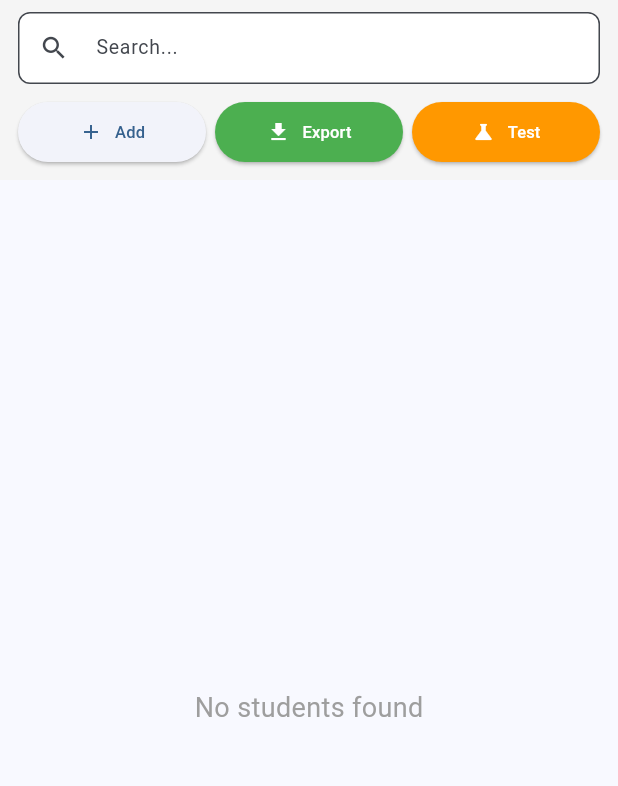
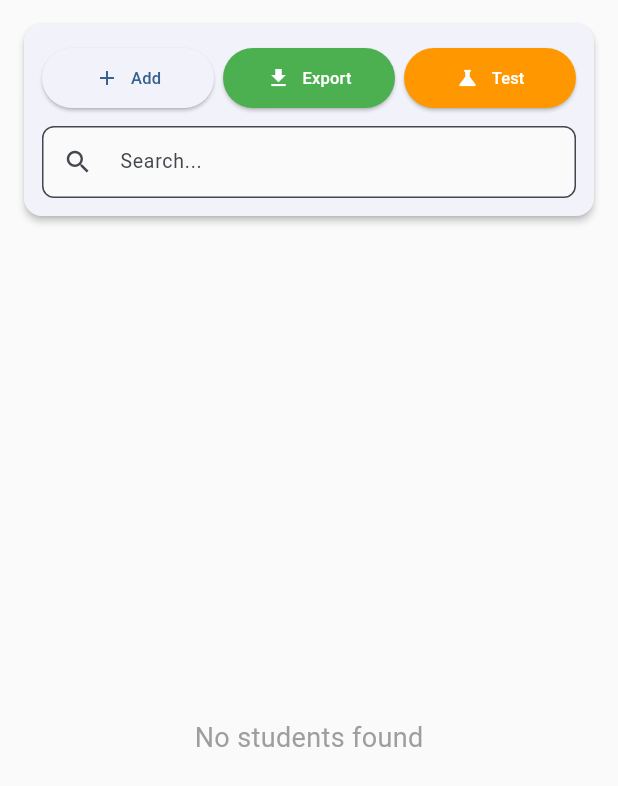
Before and after one commit to NitishGupta2306/student-master, a Flutter app: the screen it shows after launch, on a phone screen of 412 x 824 dp. Shown: the top 786 px of the screen. Run offline on Flutter 3.47's test engine with Material 3 defaults, Android fonts, the phone set to English and light mode, and no system bars; our stand-ins replace chewie, csv, data_table_2, file_picker, fluttertoast, sqflite and 1 more; accounts and stored records are empty.

Commit message:
switching to card-based containerized layout for better UI flow across platforms.

```diff
--- a/src/lib/screens/home_screen.dart
+++ b/src/lib/screens/home_screen.dart
@@ -1,6 +1,7 @@
 import 'package:flutter/material.dart';
 import 'package:provider/provider.dart';
 import 'package:fluttertoast/fluttertoast.dart';
+import 'package:data_table_2/data_table_2.dart';
 import '../services/student_provider.dart';
 import '../services/student_repository.dart';
 import '../services/csv_export_service.dart';
@@ -156,8 +157,15 @@ class _HomeScreenState extends State<HomeScreen> {
           children: [
             // Search and Action Bar
             Container(
-              padding: const EdgeInsets.symmetric(horizontal: 12, vertical: 8),
-              color: Colors.grey[100],
+              padding: const EdgeInsets.all(12),
+              color: Colors.grey[50],
+              child: Card(
+                elevation: 2,
+                shape: RoundedRectangleBorder(
+                  borderRadius: BorderRadius.circular(12),
+                ),
+                child: Padding(
+                  padding: const EdgeInsets.all(12),
                   child: LayoutBuilder(
                     builder: (context, constraints) {
                       // Mobile layout (portrait)
@@ -165,29 +173,6 @@ class _HomeScreenState extends State<HomeScreen> {
                         return Column(
                           crossAxisAlignment: CrossAxisAlignment.stretch,
                           children: [
-                        // Search bar
-                        TextField(
-                          controller: _searchController,
-                          decoration: InputDecoration(
-                            hintText: 'Search...',
-                            hintStyle: const TextStyle(fontSize: 13),
-                            prefixIcon: const Icon(Icons.search, size: 20),
-                            border: OutlineInputBorder(
-                              borderRadius: BorderRadius.circular(8),
-                            ),
-                            filled: true,
-                            fillColor: Colors.white,
-                            contentPadding: const EdgeInsets.symmetric(
-                              vertical: 6,
-                            ),
-                            isDense: true,
-                          ),
-                          style: const TextStyle(fontSize: 13),
-                          onChanged: (value) {
-                            context.read<StudentProvider>().search(value);
-                          },
-                        ),
-                        const SizedBox(height: 8),
                             // Action buttons row
                             Row(
                               mainAxisAlignment: MainAxisAlignment.spaceEvenly,
@@ -203,7 +188,7 @@ class _HomeScreenState extends State<HomeScreen> {
                                     style: ElevatedButton.styleFrom(
                                       padding: const EdgeInsets.symmetric(
                                         vertical: 8,
-                                    horizontal: 8,
+                                        horizontal: 4,
                                       ),
                                     ),
                                   ),
@@ -222,7 +207,7 @@ class _HomeScreenState extends State<HomeScreen> {
                                       foregroundColor: Colors.white,
                                       padding: const EdgeInsets.symmetric(
                                         vertical: 8,
-                                    horizontal: 8,
+                                        horizontal: 4,
                                       ),
                                     ),
                                   ),
@@ -241,12 +226,35 @@ class _HomeScreenState extends State<HomeScreen> {
                                       foregroundColor: Colors.white,
                                       padding: const EdgeInsets.symmetric(
                                         vertical: 8,
-                                    horizontal: 8,
+                                        horizontal: 4,
                                       ),
                                     ),
                                   ),
                                 ),
                               ],
+                            ),
+                            const SizedBox(height: 8),
+                            // Search bar
+                            TextField(
+                              controller: _searchController,
+                              decoration: InputDecoration(
+                                hintText: 'Search...',
+                                hintStyle: const TextStyle(fontSize: 13),
+                                prefixIcon: const Icon(Icons.search, size: 20),
+                                border: OutlineInputBorder(
+                                  borderRadius: BorderRadius.circular(8),
+                                ),
+                                filled: true,
+                                fillColor: Colors.grey[50],
+                                contentPadding: const EdgeInsets.symmetric(
+                                  vertical: 6,
+                                ),
+                                isDense: true,
+                              ),
+                              style: const TextStyle(fontSize: 13),
+                              onChanged: (value) {
+                                context.read<StudentProvider>().search(value);
+                              },
                             ),
                           ],
                         );
@@ -257,46 +265,57 @@ class _HomeScreenState extends State<HomeScreen> {
                         children: [
                           ElevatedButton.icon(
                             onPressed: _showAddStudentDialog,
-                        icon: const Icon(Icons.add),
-                        label: const Text('Add New Student'),
+                            icon: const Icon(Icons.add, size: 18),
+                            label: const Text(
+                              'Add',
+                              style: TextStyle(fontSize: 12),
                             ),
-                      const SizedBox(width: 16),
+                          ),
+                          const SizedBox(width: 8),
                           ElevatedButton.icon(
                             onPressed: _exportToCSV,
-                        icon: const Icon(Icons.download),
-                        label: const Text('Export CSV'),
+                            icon: const Icon(Icons.download, size: 18),
+                            label: const Text(
+                              'Export',
+                              style: TextStyle(fontSize: 12),
+                            ),
                             style: ElevatedButton.styleFrom(
                               backgroundColor: Colors.green,
                               foregroundColor: Colors.white,
                             ),
                           ),
-                      const SizedBox(width: 16),
+                          const SizedBox(width: 8),
                           ElevatedButton.icon(
                             onPressed: _generateTestData,
-                        icon: const Icon(Icons.science),
-                        label: const Text('Generate Test Data'),
+                            icon: const Icon(Icons.science, size: 18),
+                            label: const Text(
+                              'Test',
+                              style: TextStyle(fontSize: 12),
+                            ),
                             style: ElevatedButton.styleFrom(
                               backgroundColor: Colors.orange,
                               foregroundColor: Colors.white,
                             ),
                           ),
-                      const Spacer(),
-                      SizedBox(
-                        width: 300,
+                          const SizedBox(width: 8),
+                          Expanded(
                             child: TextField(
                               controller: _searchController,
                               decoration: InputDecoration(
-                            hintText: 'Search by name, email, or phone...',
-                            prefixIcon: const Icon(Icons.search),
+                                hintText: 'Search...',
+                                hintStyle: const TextStyle(fontSize: 13),
+                                prefixIcon: const Icon(Icons.search, size: 20),
                                 border: OutlineInputBorder(
                                   borderRadius: BorderRadius.circular(8),
                                 ),
                                 filled: true,
-                            fillColor: Colors.white,
+                                fillColor: Colors.grey[50],
                                 contentPadding: const EdgeInsets.symmetric(
-                              vertical: 8,
+                                  vertical: 6,
                                 ),
+                                isDense: true,
                               ),
+                              style: const TextStyle(fontSize: 13),
                               onChanged: (value) {
                                 context.read<StudentProvider>().search(value);
                               },
@@ -307,9 +326,13 @@ class _HomeScreenState extends State<HomeScreen> {
                     },
                   ),
                 ),
+              ),
+            ),
 
             // Student Table
             Expanded(
+              child: Container(
+                color: Colors.grey[50],
                 child: Consumer<StudentProvider>(
                   builder: (context, provider, child) {
                     if (provider.isLoading) {
@@ -328,24 +351,48 @@ class _HomeScreenState extends State<HomeScreen> {
                     return SingleChildScrollView(
                       controller: _scrollController,
                       scrollDirection: Axis.vertical,
+                      padding: const EdgeInsets.all(12),
                       child: Column(
                         children: [
-                        SingleChildScrollView(
+                          Card(
+                            elevation: 2,
+                            shape: RoundedRectangleBorder(
+                              borderRadius: BorderRadius.circular(12),
+                            ),
+                            child: ClipRRect(
+                              borderRadius: BorderRadius.circular(12),
+                              child: LayoutBuilder(
+                                builder: (context, constraints) {
+                                  return SingleChildScrollView(
                                     scrollDirection: Axis.horizontal,
+                                    child: ConstrainedBox(
+                                      constraints: BoxConstraints(
+                                        minWidth: constraints.maxWidth,
+                                      ),
                                       child: DataTable(
                                         columnSpacing: 40,
-                            headingRowColor: WidgetStateProperty.all(
+                                        headingRowColor:
+                                            WidgetStateProperty.all(
                                               Colors.grey[200],
                                             ),
                                         columns: [
                                           DataColumn(
-                                label: _buildSortableHeader('Name', 'name'),
+                                            label: _buildSortableHeader(
+                                              'Name',
+                                              'name',
+                                            ),
                                           ),
                                           DataColumn(
-                                label: _buildSortableHeader('Email', 'email'),
+                                            label: _buildSortableHeader(
+                                              'Email',
+                                              'email',
+                                            ),
                                           ),
                                           DataColumn(
-                                label: _buildSortableHeader('Phone', 'phone'),
+                                            label: _buildSortableHeader(
+                                              'Phone',
+                                              'phone',
+                                            ),
                                           ),
                                         ],
                                         rows: provider.students.map((student) {
@@ -361,6 +408,11 @@ class _HomeScreenState extends State<HomeScreen> {
                                         }).toList(),
                                       ),
                                     ),
+                                  );
+                                },
+                              ),
+                            ),
+                          ),
                           if (provider.isLoadingMore)
                             const Padding(
                               padding: EdgeInsets.all(16.0),
@@ -372,6 +424,7 @@ class _HomeScreenState extends State<HomeScreen> {
                   },
                 ),
               ),
+            ),
           ],
         ),
       ),
```
Lines whose indentation alone changed are shown as unchanged.
